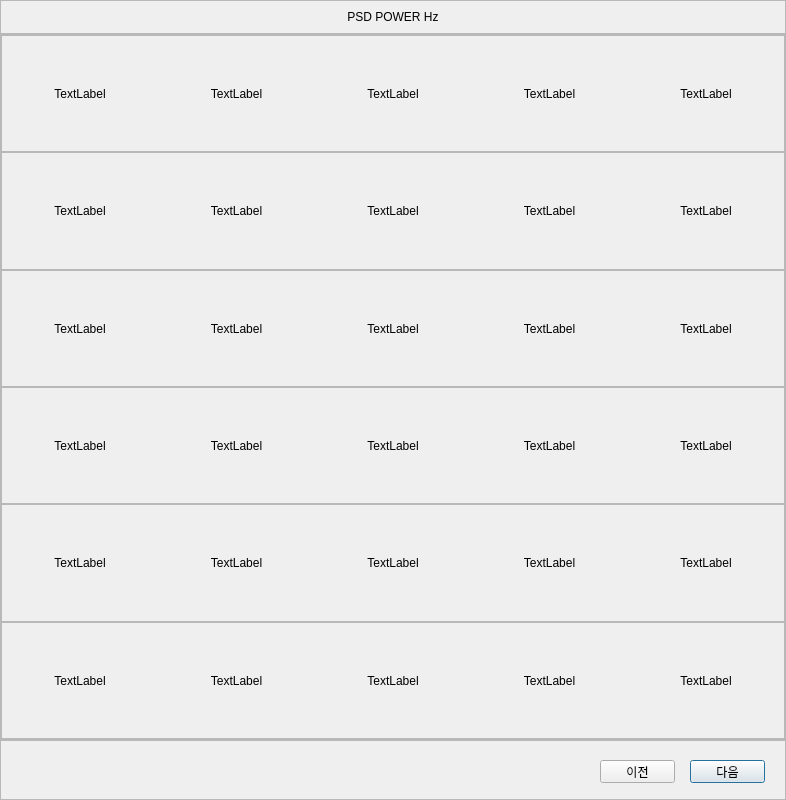
Before: the Qt Designer form dialog/psdPowerHz.ui in youngwookSong/bwave_gui, drawn with Qt 5.
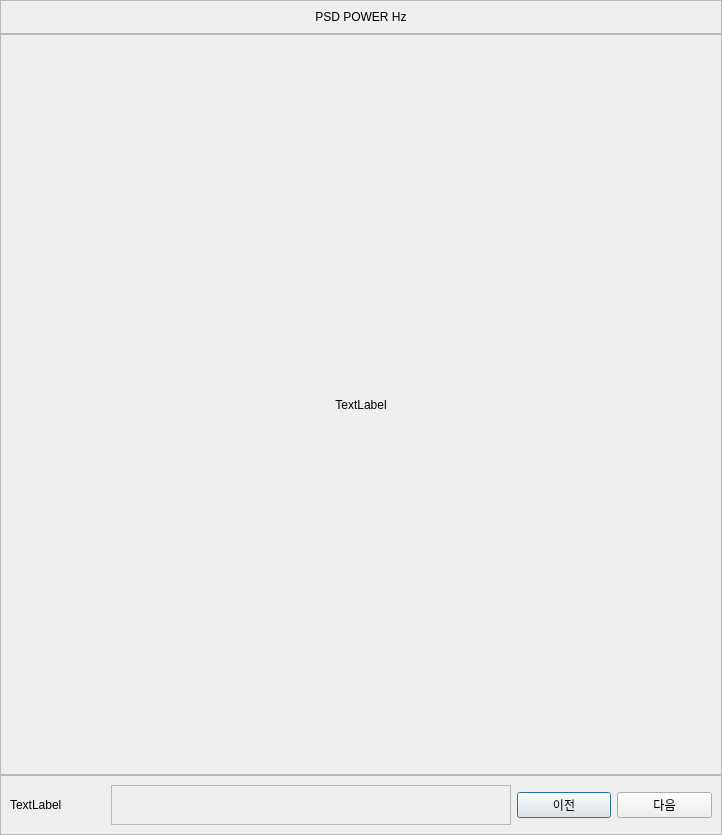
After: the same form once the commit is applied. The open tabs and pages were chosen to show the change.

Diff of the .ui file:
```diff
--- a/dialog/psdPowerHz.ui
+++ b/dialog/psdPowerHz.ui
@@ -6,8 +6,8 @@
    <rect>
     <x>0</x>
     <y>0</y>
-    <width>786</width>
-    <height>800</height>
+    <width>722</width>
+    <height>835</height>
    </rect>
   </property>
   <property name="windowTitle">
@@ -46,6 +46,9 @@
      <layout class="QHBoxLayout" name="horizontalLayout">
       <item>
        <widget class="QLabel" name="label">
+        <property name="styleSheet">
+         <string notr="true">font: 75 14pt &quot;맑은 고딕&quot;;</string>
+        </property>
         <property name="text">
          <string>PSD POWER Hz</string>
         </property>
@@ -101,465 +104,13 @@
            <number>0</number>
           </property>
           <item>
-           <widget class="QFrame" name="frame_4">
-            <property name="frameShape">
-             <enum>QFrame::StyledPanel</enum>
+           <widget class="QLabel" name="label_2">
+            <property name="text">
+             <string>TextLabel</string>
             </property>
             <property name="frameShadow">
              <enum>QFrame::Raised</enum>
             </property>
-            <layout class="QHBoxLayout" name="horizontalLayout_2">
-             <property name="spacing">
-              <number>0</number>
-             </property>
-             <property name="leftMargin">
-              <number>0</number>
-             </property>
-             <property name="topMargin">
-              <number>0</number>
-             </property>
-             <property name="rightMargin">
-              <number>0</number>
-             </property>
-             <property name="bottomMargin">
-              <number>0</number>
-             </property>
-             <item>
-              <widget class="QLabel" name="label_2">
-               <property name="text">
-                <string>TextLabel</string>
-               </property>
-               <property name="alignment">
-                <set>Qt::AlignCenter</set>
-               </property>
-              </widget>
-             </item>
-             <item>
-              <widget class="QLabel" name="label_3">
-               <property name="text">
-                <string>TextLabel</string>
-               </property>
-               <property name="alignment">
-                <set>Qt::AlignCenter</set>
-               </property>
-              </widget>
-             </item>
-             <item>
-              <widget class="QLabel" name="label_4">
-               <property name="text">
-                <string>TextLabel</string>
-               </property>
-               <property name="alignment">
-                <set>Qt::AlignCenter</set>
-               </property>
-              </widget>
-             </item>
-             <item>
-              <widget class="QLabel" name="label_5">
-               <property name="text">
-                <string>TextLabel</string>
-               </property>
-               <property name="alignment">
-                <set>Qt::AlignCenter</set>
-               </property>
-              </widget>
-             </item>
-             <item>
-              <widget class="QLabel" name="label_6">
-               <property name="text">
-                <string>TextLabel</string>
-               </property>
-               <property name="alignment">
-                <set>Qt::AlignCenter</set>
-               </property>
-              </widget>
-             </item>
-            </layout>
-           </widget>
-          </item>
-          <item>
-           <widget class="QFrame" name="frame_5">
-            <property name="frameShape">
-             <enum>QFrame::StyledPanel</enum>
-            </property>
-            <property name="frameShadow">
-             <enum>QFrame::Raised</enum>
-            </property>
-            <layout class="QHBoxLayout" name="horizontalLayout_3">
-             <property name="spacing">
-              <number>0</number>
-             </property>
-             <property name="leftMargin">
-              <number>0</number>
-             </property>
-             <property name="topMargin">
-              <number>0</number>
-             </property>
-             <property name="rightMargin">
-              <number>0</number>
-             </property>
-             <property name="bottomMargin">
-              <number>0</number>
-             </property>
-             <item>
-              <widget class="QLabel" name="label_8">
-               <property name="text">
-                <string>TextLabel</string>
-               </property>
-               <property name="alignment">
-                <set>Qt::AlignCenter</set>
-               </property>
-              </widget>
-             </item>
-             <item>
-              <widget class="QLabel" name="label_10">
-               <property name="text">
-                <string>TextLabel</string>
-               </property>
-               <property name="alignment">
-                <set>Qt::AlignCenter</set>
-               </property>
-              </widget>
-             </item>
-             <item>
-              <widget class="QLabel" name="label_7">
-               <property name="text">
-                <string>TextLabel</string>
-               </property>
-               <property name="alignment">
-                <set>Qt::AlignCenter</set>
-               </property>
-              </widget>
-             </item>
-             <item>
-              <widget class="QLabel" name="label_9">
-               <property name="text">
-                <string>TextLabel</string>
-               </property>
-               <property name="alignment">
-                <set>Qt::AlignCenter</set>
-               </property>
-              </widget>
-             </item>
-             <item>
-              <widget class="QLabel" name="label_11">
-               <property name="text">
-                <string>TextLabel</string>
-               </property>
-               <property name="alignment">
-                <set>Qt::AlignCenter</set>
-               </property>
-              </widget>
-             </item>
-            </layout>
-           </widget>
-          </item>
-          <item>
-           <widget class="QFrame" name="frame_6">
-            <property name="frameShape">
-             <enum>QFrame::StyledPanel</enum>
-            </property>
-            <property name="frameShadow">
-             <enum>QFrame::Raised</enum>
-            </property>
-            <layout class="QHBoxLayout" name="horizontalLayout_4">
-             <property name="spacing">
-              <number>0</number>
-             </property>
-             <property name="leftMargin">
-              <number>0</number>
-             </property>
-             <property name="topMargin">
-              <number>0</number>
-             </property>
-             <property name="rightMargin">
-              <number>0</number>
-             </property>
-             <property name="bottomMargin">
-              <number>0</number>
-             </property>
-             <item>
-              <widget class="QLabel" name="label_13">
-               <property name="text">
-                <string>TextLabel</string>
-               </property>
-               <property name="alignment">
-                <set>Qt::AlignCenter</set>
-               </property>
-              </widget>
-             </item>
-             <item>
-              <widget class="QLabel" name="label_15">
-               <property name="text">
-                <string>TextLabel</string>
-               </property>
-               <property name="alignment">
-                <set>Qt::AlignCenter</set>
-               </property>
-              </widget>
-             </item>
-             <item>
-              <widget class="QLabel" name="label_12">
-               <property name="text">
-                <string>TextLabel</string>
-               </property>
-               <property name="alignment">
-                <set>Qt::AlignCenter</set>
-               </property>
-              </widget>
-             </item>
-             <item>
-              <widget class="QLabel" name="label_14">
-               <property name="text">
-                <string>TextLabel</string>
-               </property>
-               <property name="alignment">
-                <set>Qt::AlignCenter</set>
-               </property>
-              </widget>
-             </item>
-             <item>
-              <widget class="QLabel" name="label_16">
-               <property name="text">
-                <string>TextLabel</string>
-               </property>
-               <property name="alignment">
-                <set>Qt::AlignCenter</set>
-               </property>
-              </widget>
-             </item>
-            </layout>
-           </widget>
-          </item>
-          <item>
-           <widget class="QFrame" name="frame_7">
-            <property name="frameShape">
-             <enum>QFrame::StyledPanel</enum>
-            </property>
-            <property name="frameShadow">
-             <enum>QFrame::Raised</enum>
-            </property>
-            <layout class="QHBoxLayout" name="horizontalLayout_5">
-             <property name="spacing">
-              <number>0</number>
-             </property>
-             <property name="leftMargin">
-              <number>0</number>
-             </property>
-             <property name="topMargin">
-              <number>0</number>
-             </property>
-             <property name="rightMargin">
-              <number>0</number>
-             </property>
-             <property name="bottomMargin">
-              <number>0</number>
-             </property>
-             <item>
-              <widget class="QLabel" name="label_18">
-               <property name="text">
-                <string>TextLabel</string>
-               </property>
-               <property name="alignment">
-                <set>Qt::AlignCenter</set>
-               </property>
-              </widget>
-             </item>
-             <item>
-              <widget class="QLabel" name="label_20">
-               <property name="text">
-                <string>TextLabel</string>
-               </property>
-               <property name="alignment">
-                <set>Qt::AlignCenter</set>
-               </property>
-              </widget>
-             </item>
-             <item>
-              <widget class="QLabel" name="label_17">
-               <property name="text">
-                <string>TextLabel</string>
-               </property>
-               <property name="alignment">
-                <set>Qt::AlignCenter</set>
-               </property>
-              </widget>
-             </item>
-             <item>
-              <widget class="QLabel" name="label_19">
-               <property name="text">
-                <string>TextLabel</string>
-               </property>
-               <property name="alignment">
-                <set>Qt::AlignCenter</set>
-               </property>
-              </widget>
-             </item>
-             <item>
-              <widget class="QLabel" name="label_21">
-               <property name="text">
-                <string>TextLabel</string>
-               </property>
-               <property name="alignment">
-                <set>Qt::AlignCenter</set>
-               </property>
-              </widget>
-             </item>
-            </layout>
-           </widget>
-          </item>
-          <item>
-           <widget class="QFrame" name="frame_8">
-            <property name="frameShape">
-             <enum>QFrame::StyledPanel</enum>
-            </property>
-            <property name="frameShadow">
-             <enum>QFrame::Raised</enum>
-            </property>
-            <layout class="QHBoxLayout" name="horizontalLayout_6">
-             <property name="spacing">
-              <number>0</number>
-             </property>
-             <property name="leftMargin">
-              <number>0</number>
-             </property>
-             <property name="topMargin">
-              <number>0</number>
-             </property>
-             <property name="rightMargin">
-              <number>0</number>
-             </property>
-             <property name="bottomMargin">
-              <number>0</number>
-             </property>
-             <item>
-              <widget class="QLabel" name="label_23">
-               <property name="text">
-                <string>TextLabel</string>
-               </property>
-               <property name="alignment">
-                <set>Qt::AlignCenter</set>
-               </property>
-              </widget>
-             </item>
-             <item>
-              <widget class="QLabel" name="label_25">
-               <property name="text">
-                <string>TextLabel</string>
-               </property>
-               <property name="alignment">
-                <set>Qt::AlignCenter</set>
-               </property>
-              </widget>
-             </item>
-             <item>
-              <widget class="QLabel" name="label_22">
-               <property name="text">
-                <string>TextLabel</string>
-               </property>
-               <property name="alignment">
-                <set>Qt::AlignCenter</set>
-               </property>
-              </widget>
-             </item>
-             <item>
-              <widget class="QLabel" name="label_24">
-               <property name="text">
-                <string>TextLabel</string>
-               </property>
-               <property name="alignment">
-                <set>Qt::AlignCenter</set>
-               </property>
-              </widget>
-             </item>
-             <item>
-              <widget class="QLabel" name="label_26">
-               <property name="text">
-                <string>TextLabel</string>
-               </property>
-               <property name="alignment">
-                <set>Qt::AlignCenter</set>
-               </property>
-              </widget>
-             </item>
-            </layout>
-           </widget>
-          </item>
-          <item>
-           <widget class="QFrame" name="frame_9">
-            <property name="frameShape">
-             <enum>QFrame::StyledPanel</enum>
-            </property>
-            <property name="frameShadow">
-             <enum>QFrame::Raised</enum>
-            </property>
-            <layout class="QHBoxLayout" name="horizontalLayout_7">
-             <property name="spacing">
-              <number>0</number>
-             </property>
-             <property name="leftMargin">
-              <number>0</number>
-             </property>
-             <property name="topMargin">
-              <number>0</number>
-             </property>
-             <property name="rightMargin">
-              <number>0</number>
-             </property>
-             <property name="bottomMargin">
-              <number>0</number>
-             </property>
-             <item>
-              <widget class="QLabel" name="label_28">
-               <property name="text">
-                <string>TextLabel</string>
-               </property>
-               <property name="alignment">
-                <set>Qt::AlignCenter</set>
-               </property>
-              </widget>
-             </item>
-             <item>
-              <widget class="QLabel" name="label_30">
-               <property name="text">
-                <string>TextLabel</string>
-               </property>
-               <property name="alignment">
-                <set>Qt::AlignCenter</set>
-               </property>
-              </widget>
-             </item>
-             <item>
-              <widget class="QLabel" name="label_27">
-               <property name="text">
-                <string>TextLabel</string>
-               </property>
-               <property name="alignment">
-                <set>Qt::AlignCenter</set>
-               </property>
-              </widget>
-             </item>
-             <item>
-              <widget class="QLabel" name="label_29">
-               <property name="text">
-                <string>TextLabel</string>
-               </property>
-               <property name="alignment">
-                <set>Qt::AlignCenter</set>
-               </property>
-              </widget>
-             </item>
-             <item>
-              <widget class="QLabel" name="label_31">
-               <property name="text">
-                <string>TextLabel</string>
-               </property>
-               <property name="alignment">
-                <set>Qt::AlignCenter</set>
-               </property>
-              </widget>
-             </item>
-            </layout>
            </widget>
           </item>
          </layout>
@@ -582,465 +133,13 @@
            <number>0</number>
           </property>
           <item>
-           <widget class="QFrame" name="frame_10">
-            <property name="frameShape">
-             <enum>QFrame::StyledPanel</enum>
+           <widget class="QLabel" name="label_3">
+            <property name="text">
+             <string>TextLabel</string>
             </property>
-            <property name="frameShadow">
-             <enum>QFrame::Raised</enum>
+            <property name="alignment">
+             <set>Qt::AlignCenter</set>
             </property>
-            <layout class="QHBoxLayout" name="horizontalLayout_8">
-             <property name="spacing">
-              <number>0</number>
-             </property>
-             <property name="leftMargin">
-              <number>0</number>
-             </property>
-             <property name="topMargin">
-              <number>0</number>
-             </property>
-             <property name="rightMargin">
-              <number>0</number>
-             </property>
-             <property name="bottomMargin">
-              <number>0</number>
-             </property>
-             <item>
-              <widget class="QLabel" name="label_32">
-               <property name="text">
-                <string>TextLabel</string>
-               </property>
-               <property name="alignment">
-                <set>Qt::AlignCenter</set>
-               </property>
-              </widget>
-             </item>
-             <item>
-              <widget class="QLabel" name="label_33">
-               <property name="text">
-                <string>TextLabel</string>
-               </property>
-               <property name="alignment">
-                <set>Qt::AlignCenter</set>
-               </property>
-              </widget>
-             </item>
-             <item>
-              <widget class="QLabel" name="label_34">
-               <property name="text">
-                <string>TextLabel</string>
-               </property>
-               <property name="alignment">
-                <set>Qt::AlignCenter</set>
-               </property>
-              </widget>
-             </item>
-             <item>
-              <widget class="QLabel" name="label_35">
-               <property name="text">
-                <string>TextLabel</string>
-               </property>
-               <property name="alignment">
-                <set>Qt::AlignCenter</set>
-               </property>
-              </widget>
-             </item>
-             <item>
-              <widget class="QLabel" name="label_36">
-               <property name="text">
-                <string>TextLabel</string>
-               </property>
-               <property name="alignment">
-                <set>Qt::AlignCenter</set>
-               </property>
-              </widget>
-             </item>
-            </layout>
-           </widget>
-          </item>
-          <item>
-           <widget class="QFrame" name="frame_11">
-            <property name="frameShape">
-             <enum>QFrame::StyledPanel</enum>
-            </property>
-            <property name="frameShadow">
-             <enum>QFrame::Raised</enum>
-            </property>
-            <layout class="QHBoxLayout" name="horizontalLayout_9">
-             <property name="spacing">
-              <number>0</number>
-             </property>
-             <property name="leftMargin">
-              <number>0</number>
-             </property>
-             <property name="topMargin">
-              <number>0</number>
-             </property>
-             <property name="rightMargin">
-              <number>0</number>
-             </property>
-             <property name="bottomMargin">
-              <number>0</number>
-             </property>
-             <item>
-              <widget class="QLabel" name="label_37">
-               <property name="text">
-                <string>TextLabel</string>
-               </property>
-               <property name="alignment">
-                <set>Qt::AlignCenter</set>
-               </property>
-              </widget>
-             </item>
-             <item>
-              <widget class="QLabel" name="label_39">
-               <property name="text">
-                <string>TextLabel</string>
-               </property>
-               <property name="alignment">
-                <set>Qt::AlignCenter</set>
-               </property>
-              </widget>
-             </item>
-             <item>
-              <widget class="QLabel" name="label_41">
-               <property name="text">
-                <string>TextLabel</string>
-               </property>
-               <property name="alignment">
-                <set>Qt::AlignCenter</set>
-               </property>
-              </widget>
-             </item>
-             <item>
-              <widget class="QLabel" name="label_38">
-               <property name="text">
-                <string>TextLabel</string>
-               </property>
-               <property name="alignment">
-                <set>Qt::AlignCenter</set>
-               </property>
-              </widget>
-             </item>
-             <item>
-              <widget class="QLabel" name="label_40">
-               <property name="text">
-                <string>TextLabel</string>
-               </property>
-               <property name="alignment">
-                <set>Qt::AlignCenter</set>
-               </property>
-              </widget>
-             </item>
-            </layout>
-           </widget>
-          </item>
-          <item>
-           <widget class="QFrame" name="frame_12">
-            <property name="frameShape">
-             <enum>QFrame::StyledPanel</enum>
-            </property>
-            <property name="frameShadow">
-             <enum>QFrame::Raised</enum>
-            </property>
-            <layout class="QHBoxLayout" name="horizontalLayout_10">
-             <property name="spacing">
-              <number>0</number>
-             </property>
-             <property name="leftMargin">
-              <number>0</number>
-             </property>
-             <property name="topMargin">
-              <number>0</number>
-             </property>
-             <property name="rightMargin">
-              <number>0</number>
-             </property>
-             <property name="bottomMargin">
-              <number>0</number>
-             </property>
-             <item>
-              <widget class="QLabel" name="label_42">
-               <property name="text">
-                <string>TextLabel</string>
-               </property>
-               <property name="alignment">
-                <set>Qt::AlignCenter</set>
-               </property>
-              </widget>
-             </item>
-             <item>
-              <widget class="QLabel" name="label_44">
-               <property name="text">
-                <string>TextLabel</string>
-               </property>
-               <property name="alignment">
-                <set>Qt::AlignCenter</set>
-               </property>
-              </widget>
-             </item>
-             <item>
-              <widget class="QLabel" name="label_46">
-               <property name="text">
-                <string>TextLabel</string>
-               </property>
-               <property name="alignment">
-                <set>Qt::AlignCenter</set>
-               </property>
-              </widget>
-             </item>
-             <item>
-              <widget class="QLabel" name="label_43">
-               <property name="text">
-                <string>TextLabel</string>
-               </property>
-               <property name="alignment">
-                <set>Qt::AlignCenter</set>
-               </property>
-              </widget>
-             </item>
-             <item>
-              <widget class="QLabel" name="label_45">
-               <property name="text">
-                <string>TextLabel</string>
-               </property>
-               <property name="alignment">
-                <set>Qt::AlignCenter</set>
-               </property>
-              </widget>
-             </item>
-            </layout>
-           </widget>
-          </item>
-          <item>
-           <widget class="QFrame" name="frame_13">
-            <property name="frameShape">
-             <enum>QFrame::StyledPanel</enum>
-            </property>
-            <property name="frameShadow">
-             <enum>QFrame::Raised</enum>
-            </property>
-            <layout class="QHBoxLayout" name="horizontalLayout_11">
-             <property name="spacing">
-              <number>0</number>
-             </property>
-             <property name="leftMargin">
-              <number>0</number>
-             </property>
-             <property name="topMargin">
-              <number>0</number>
-             </property>
-             <property name="rightMargin">
-              <number>0</number>
-             </property>
-             <property name="bottomMargin">
-              <number>0</number>
-             </property>
-             <item>
-              <widget class="QLabel" name="label_47">
-               <property name="text">
-                <string>TextLabel</string>
-               </property>
-               <property name="alignment">
-                <set>Qt::AlignCenter</set>
-               </property>
-              </widget>
-             </item>
-             <item>
-              <widget class="QLabel" name="label_49">
-               <property name="text">
-                <string>TextLabel</string>
-               </property>
-               <property name="alignment">
-                <set>Qt::AlignCenter</set>
-               </property>
-              </widget>
-             </item>
-             <item>
-              <widget class="QLabel" name="label_51">
-               <property name="text">
-                <string>TextLabel</string>
-               </property>
-               <property name="alignment">
-                <set>Qt::AlignCenter</set>
-               </property>
-              </widget>
-             </item>
-             <item>
-              <widget class="QLabel" name="label_48">
-               <property name="text">
-                <string>TextLabel</string>
-               </property>
-               <property name="alignment">
-                <set>Qt::AlignCenter</set>
-               </property>
-              </widget>
-             </item>
-             <item>
-              <widget class="QLabel" name="label_50">
-               <property name="text">
-                <string>TextLabel</string>
-               </property>
-               <property name="alignment">
-                <set>Qt::AlignCenter</set>
-               </property>
-              </widget>
-             </item>
-            </layout>
-           </widget>
-          </item>
-          <item>
-           <widget class="QFrame" name="frame_14">
-            <property name="frameShape">
-             <enum>QFrame::StyledPanel</enum>
-            </property>
-            <property name="frameShadow">
-             <enum>QFrame::Raised</enum>
-            </property>
-            <layout class="QHBoxLayout" name="horizontalLayout_12">
-             <property name="spacing">
-              <number>0</number>
-             </property>
-             <property name="leftMargin">
-              <number>0</number>
-             </property>
-             <property name="topMargin">
-              <number>0</number>
-             </property>
-             <property name="rightMargin">
-              <number>0</number>
-             </property>
-             <property name="bottomMargin">
-              <number>0</number>
-             </property>
-             <item>
-              <widget class="QLabel" name="label_52">
-               <property name="text">
-                <string>TextLabel</string>
-               </property>
-               <property name="alignment">
-                <set>Qt::AlignCenter</set>
-               </property>
-              </widget>
-             </item>
-             <item>
-              <widget class="QLabel" name="label_54">
-               <property name="text">
-                <string>TextLabel</string>
-               </property>
-               <property name="alignment">
-                <set>Qt::AlignCenter</set>
-               </property>
-              </widget>
-             </item>
-             <item>
-              <widget class="QLabel" name="label_56">
-               <property name="text">
-                <string>TextLabel</string>
-               </property>
-               <property name="alignment">
-                <set>Qt::AlignCenter</set>
-               </property>
-              </widget>
-             </item>
-             <item>
-              <widget class="QLabel" name="label_53">
-               <property name="text">
-                <string>TextLabel</string>
-               </property>
-               <property name="alignment">
-                <set>Qt::AlignCenter</set>
-               </property>
-              </widget>
-             </item>
-             <item>
-              <widget class="QLabel" name="label_55">
-               <property name="text">
-                <string>TextLabel</string>
-               </property>
-               <property name="alignment">
-                <set>Qt::AlignCenter</set>
-               </property>
-              </widget>
-             </item>
-            </layout>
-           </widget>
-          </item>
-          <item>
-           <widget class="QFrame" name="frame_15">
-            <property name="frameShape">
-             <enum>QFrame::StyledPanel</enum>
-            </property>
-            <property name="frameShadow">
-             <enum>QFrame::Raised</enum>
-            </property>
-            <layout class="QHBoxLayout" name="horizontalLayout_13">
-             <property name="spacing">
-              <number>0</number>
-             </property>
-             <property name="leftMargin">
-              <number>0</number>
-             </property>
-             <property name="topMargin">
-              <number>0</number>
-             </property>
-             <property name="rightMargin">
-              <number>0</number>
-             </property>
-             <property name="bottomMargin">
-              <number>0</number>
-             </property>
-             <item>
-              <widget class="QLabel" name="label_57">
-               <property name="text">
-                <string>TextLabel</string>
-               </property>
-               <property name="alignment">
-                <set>Qt::AlignCenter</set>
-               </property>
-              </widget>
-             </item>
-             <item>
-              <widget class="QLabel" name="label_59">
-               <property name="text">
-                <string>TextLabel</string>
-               </property>
-               <property name="alignment">
-                <set>Qt::AlignCenter</set>
-               </property>
-              </widget>
-             </item>
-             <item>
-              <widget class="QLabel" name="label_61">
-               <property name="text">
-                <string>TextLabel</string>
-               </property>
-               <property name="alignment">
-                <set>Qt::AlignCenter</set>
-               </property>
-              </widget>
-             </item>
-             <item>
-              <widget class="QLabel" name="label_58">
-               <property name="text">
-                <string>TextLabel</string>
-               </property>
-               <property name="alignment">
-                <set>Qt::AlignCenter</set>
-               </property>
-              </widget>
-             </item>
-             <item>
-              <widget class="QLabel" name="label_60">
-               <property name="text">
-                <string>TextLabel</string>
-               </property>
-               <property name="alignment">
-                <set>Qt::AlignCenter</set>
-               </property>
-              </widget>
-             </item>
-            </layout>
            </widget>
           </item>
          </layout>
@@ -1064,32 +163,54 @@
      <property name="frameShadow">
       <enum>QFrame::Raised</enum>
      </property>
-     <widget class="QPushButton" name="pushButton">
-      <property name="geometry">
-       <rect>
-        <x>690</x>
-        <y>20</y>
-        <width>75</width>
-        <height>23</height>
-       </rect>
-      </property>
-      <property name="text">
-       <string>다음</string>
-      </property>
-     </widget>
-     <widget class="QPushButton" name="pushButton_2">
-      <property name="geometry">
-       <rect>
-        <x>600</x>
-        <y>20</y>
-        <width>75</width>
-        <height>23</height>
-       </rect>
-      </property>
-      <property name="text">
-       <string>이전</string>
-      </property>
-     </widget>
+     <layout class="QHBoxLayout" name="horizontalLayout_2">
+      <item>
+       <widget class="QLabel" name="label_4">
+        <property name="styleSheet">
+         <string notr="true">font: 75 14pt &quot;맑은 고딕&quot;;</string>
+        </property>
+        <property name="text">
+         <string>TextLabel</string>
+        </property>
+       </widget>
+      </item>
+      <item>
+       <widget class="QFrame" name="frame_4">
+        <property name="minimumSize">
+         <size>
+          <width>400</width>
+          <height>0</height>
+         </size>
+        </property>
+        <property name="maximumSize">
+         <size>
+          <width>16777215</width>
+          <height>16777215</height>
+         </size>
+        </property>
+        <property name="frameShape">
+         <enum>QFrame::StyledPanel</enum>
+        </property>
+        <property name="frameShadow">
+         <enum>QFrame::Raised</enum>
+        </property>
+       </widget>
+      </item>
+      <item>
+       <widget class="QPushButton" name="pushButton_2">
+        <property name="text">
+         <string>이전</string>
+        </property>
+       </widget>
+      </item>
+      <item>
+       <widget class="QPushButton" name="pushButton">
+        <property name="text">
+         <string>다음</string>
+        </property>
+       </widget>
+      </item>
+     </layout>
     </widget>
    </item>
   </layout>
```
Left out of the diff: 4 changed lines with no effect on the pictures.
